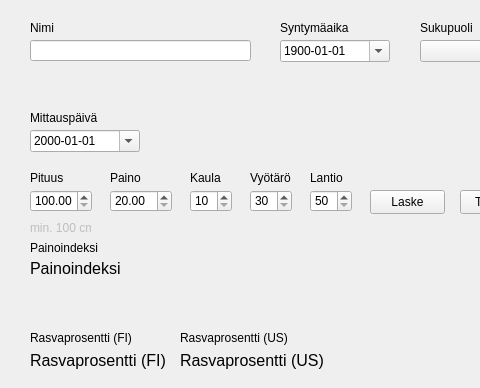
First picture: the form in main.ui, repository HansumaeCecilia/FitnessGUI, before the edit; both pictures show x 0 to 480 and y 0 to 388 of the 800 by 600 pixel window.
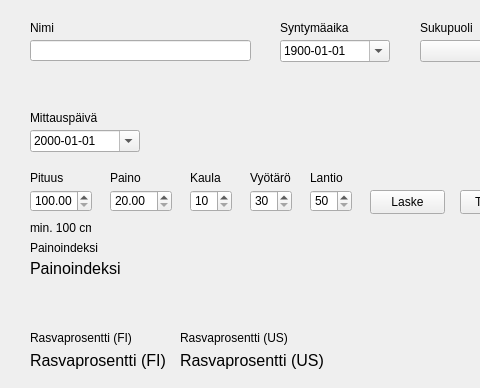
Second picture: the form after the edit.

Commit message: Changed 'pelvis' to 'hip'

What changed in the file:
```diff
--- a/main.ui
+++ b/main.ui
@@ -420,7 +420,7 @@
    </widget>
    <widget class="QLabel" name="minHeightLabel">
     <property name="enabled">
-     <bool>false</bool>
+     <bool>true</bool>
     </property>
     <property name="geometry">
      <rect>
```
Left out of the diff: 4 changed lines with no effect on the pictures.
